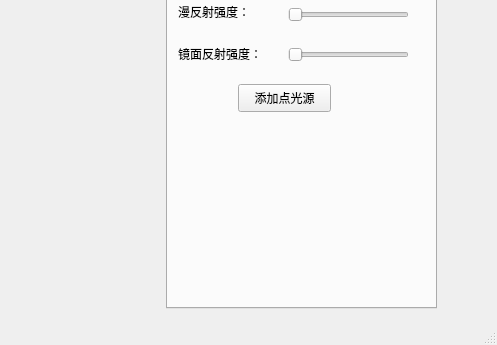
Qt form RenderLite/mainwindow.ui (mumu-sild/RenderLite) before a commit; both pictures show x 344 to 841 and y 475 to 820 of the 841 by 820 pixel window.
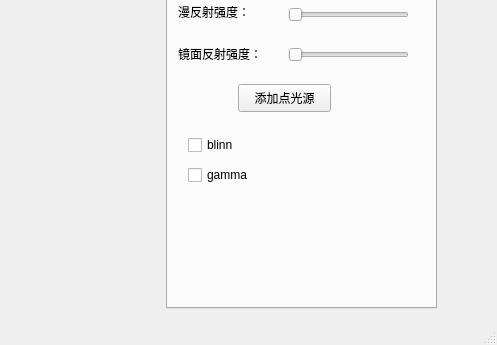
The same form after that commit.

Patch:
```diff
--- a/RenderLite/mainwindow.ui
+++ b/RenderLite/mainwindow.ui
@@ -1372,6 +1372,32 @@
        </property>
       </widget>
      </widget>
+     <widget class="QCheckBox" name="Blinn">
+      <property name="geometry">
+       <rect>
+        <x>20</x>
+        <y>560</y>
+        <width>105</width>
+        <height>22</height>
+       </rect>
+      </property>
+      <property name="text">
+       <string>blinn</string>
+      </property>
+     </widget>
+     <widget class="QCheckBox" name="gamma">
+      <property name="geometry">
+       <rect>
+        <x>20</x>
+        <y>590</y>
+        <width>105</width>
+        <height>22</height>
+       </rect>
+      </property>
+      <property name="text">
+       <string>gamma</string>
+      </property>
+     </widget>
     </widget>
    </widget>
   </widget>
```
Left out of the diff: 8 changed lines with no effect on the pictures.
